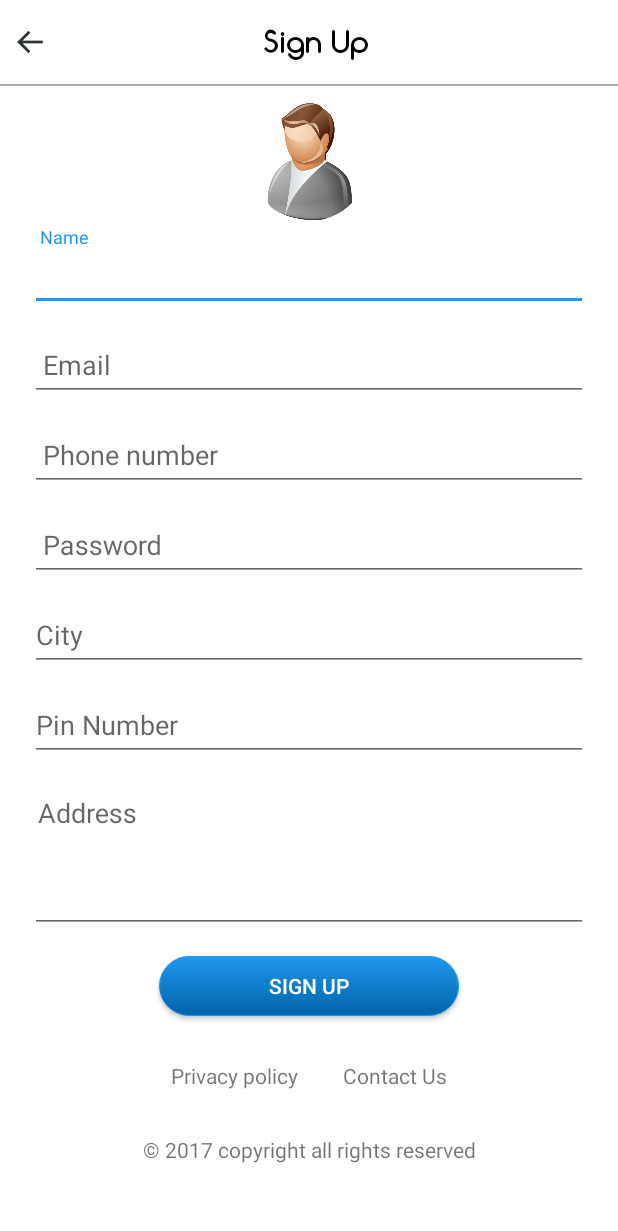
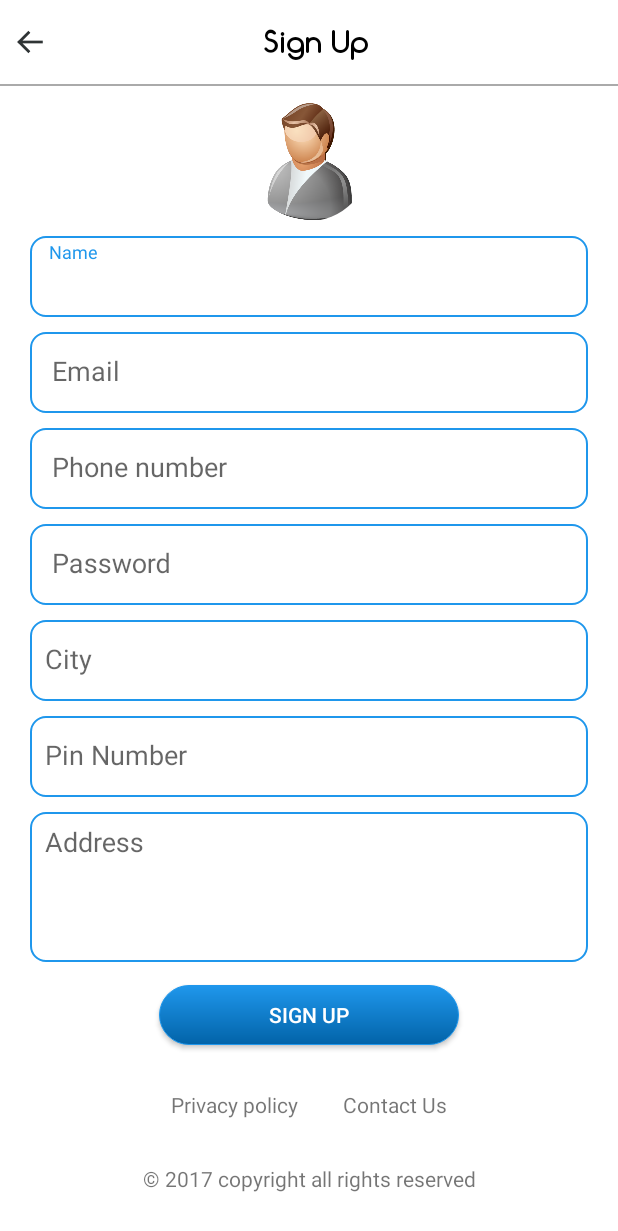
Before and after one commit to prakashkumar001/SurePure, an Android app: the Signup screen opened directly, with no data from a screen before it, on a phone screen of 412 x 824 dp. Shown: the top 1231 px of the screen. Run offline under Robolectric (Android 15) with nearby library versions, the phone set to English and light mode, and no system bars; our stand-ins replace CircleImageView, Volley; pictures from the network do not load.

Commit message:
TextLayout

```diff
--- a/app/src/main/AndroidManifest.xml
+++ b/app/src/main/AndroidManifest.xml
@@ -57,6 +57,10 @@
         <activity android:name=".CommingSoon"
             android:theme="@style/AppTheme.NoActionBar"
             />
+
+        <activity android:name=".payment.Payment"
+            android:theme="@style/AppTheme.NoActionBar"
+            />
     </application>
 
 </manifest>
--- a/app/src/main/java/com/sure/pure/CartPage.java
+++ b/app/src/main/java/com/sure/pure/CartPage.java
@@ -22,6 +22,7 @@ import android.widget.TextView;
 import com.sure.pure.adapter.CartpageAdapter;
 import com.sure.pure.common.GlobalClass;
 import com.sure.pure.db.DatabaseHelper;
+import com.sure.pure.payment.Payment;
 
 import org.json.JSONArray;
 import org.json.JSONObject;
@@ -180,7 +181,7 @@ public class CartPage extends AppCompatActivity {
                         Log.i("JJJJJJJJJJJJJJJ","JJJJJJJJJJJJJ"+arr);
                     Intent mainIntent = new Intent(
                             CartPage.this,
-                            CommingSoon.class);
+                            Payment.class);
 
                         CartPage.this.startActivity(mainIntent);
 
--- a/app/src/main/res/drawable/editext_border.xml
+++ b/app/src/main/res/drawable/editext_border.xml
@@ -1,8 +1,11 @@
 <?xml version="1.0" encoding="utf-8"?>
+
+
     <shape xmlns:android="http://schemas.android.com/apk/res/android">
         <solid android:color="#ffffff" />
         <corners
             android:radius="10dp"
             />
-    <stroke android:width="1dip" android:color="@android:color/holo_red_dark" />
+    <padding android:top="10dp"/>
+        <stroke android:width="1dip" android:color="@color/colorPrimary" />
     </shape>
--- a/app/src/main/res/layout/signup.xml
+++ b/app/src/main/res/layout/signup.xml
@@ -79,14 +79,19 @@
             </com.sure.pure.utils.CircleImage>
         <android.support.design.widget.TextInputLayout
             android:layout_width="match_parent"
-            android:layout_height="wrap_content"
-            android:layout_marginTop="4dp">
+            android:layout_height="54dp"
+            android:gravity="bottom"
+            android:layout_marginTop="10dp"
+            android:paddingTop="4dp"
+            android:clipToPadding="false">
 
             <EditText
                 android:id="@+id/name"
                 android:layout_width="match_parent"
-                android:layout_height="wrap_content"
                 android:hint=" Name"
+                android:layout_height="54dp"
+                android:padding="10dp"
+                android:background="@drawable/editext_border"
                 android:singleLine="true"
                 android:textColor="@android:color/black"
                 android:textColorHint="@android:color/darker_gray" />
@@ -96,14 +101,21 @@
 
         <android.support.design.widget.TextInputLayout
             android:layout_width="match_parent"
-            android:layout_height="wrap_content"
-            android:layout_marginTop="4dp">
+            android:layout_height="54dp"
+            android:gravity="bottom"
+            android:layout_marginTop="10dp"
+            android:paddingTop="4dp"
+            android:clipToPadding="false"
+
+            >
 
             <EditText
                 android:id="@+id/email"
                 android:layout_width="match_parent"
-                android:layout_height="wrap_content"
+                android:layout_height="54dp"
+                android:background="@drawable/editext_border"
                 android:layout_marginTop="10dp"
+                android:padding="10dp"
                 android:singleLine="true"
                 android:textColor="@android:color/black"
                 android:hint=" Email"
@@ -114,15 +126,20 @@
 
         <android.support.design.widget.TextInputLayout
             android:layout_width="match_parent"
-            android:layout_height="wrap_content"
-            android:layout_marginTop="4dp">
+            android:layout_height="54dp"
+            android:gravity="bottom"
+            android:layout_marginTop="10dp"
+            android:paddingTop="4dp"
+            android:clipToPadding="false">
 
             <EditText
                 android:id="@+id/phone"
                 android:layout_width="match_parent"
-                android:layout_height="wrap_content"
+                android:layout_height="54dp"
+                android:background="@drawable/editext_border"
                 android:layout_marginTop="10dp"
                 android:singleLine="true"
+                android:padding="10dp"
                 android:textColor="@android:color/black"
                 android:hint=" Phone number"
                 android:textColorHint="@android:color/darker_gray"
@@ -132,15 +149,20 @@
 
         <android.support.design.widget.TextInputLayout
             android:layout_width="match_parent"
-            android:layout_height="wrap_content"
-            android:layout_marginTop="4dp">
+            android:layout_height="54dp"
+            android:gravity="bottom"
+            android:layout_marginTop="10dp"
+            android:paddingTop="4dp"
+            android:clipToPadding="false">
 
             <EditText
                 android:id="@+id/password"
                 android:layout_width="match_parent"
-                android:layout_height="wrap_content"
+                android:layout_height="54dp"
+                android:background="@drawable/editext_border"
                 android:layout_marginTop="10dp"
                 android:singleLine="true"
+                android:padding="10dp"
                 android:textColor="@android:color/black"
                 android:password="true"
                 android:hint=" Password"
@@ -150,15 +172,20 @@
 
         <android.support.design.widget.TextInputLayout
             android:layout_width="match_parent"
-            android:layout_height="wrap_content"
-            android:layout_marginTop="4dp">
+            android:layout_height="54dp"
+            android:gravity="bottom"
+            android:layout_marginTop="10dp"
+            android:paddingTop="4dp"
+            android:clipToPadding="false">
 
             <EditText
                 android:id="@+id/city"
                 android:layout_width="match_parent"
-                android:layout_height="wrap_content"
+                android:layout_height="54dp"
+                android:background="@drawable/editext_border"
                 android:layout_marginTop="10dp"
                 android:singleLine="true"
+                android:padding="10dp"
                 android:textColor="@android:color/black"
                 android:hint="City"
                 android:textColorHint="@android:color/darker_gray" />
@@ -166,15 +193,20 @@
         </android.support.design.widget.TextInputLayout>
         <android.support.design.widget.TextInputLayout
             android:layout_width="match_parent"
-            android:layout_height="wrap_content"
-            android:layout_marginTop="4dp">
+            android:layout_height="54dp"
+            android:gravity="bottom"
+            android:layout_marginTop="10dp"
+            android:paddingTop="4dp"
+            android:clipToPadding="false">
 
             <EditText
                 android:id="@+id/pin"
                 android:layout_width="match_parent"
-                android:layout_height="wrap_content"
+                android:layout_height="54dp"
+                android:background="@drawable/editext_border"
                 android:layout_marginTop="10dp"
                 android:hint="Pin Number"
+                android:padding="10dp"
                 android:singleLine="true"
                 android:textColor="@android:color/black"
                 android:textColorHint="@android:color/darker_gray" />
@@ -182,16 +214,20 @@
         </android.support.design.widget.TextInputLayout>
         <android.support.design.widget.TextInputLayout
             android:layout_width="match_parent"
-            android:layout_height="wrap_content"
-            android:layout_marginTop="4dp">
+            android:layout_height="100dp"
+            android:gravity="bottom"
+            android:layout_marginTop="10dp"
+            android:paddingTop="4dp"
+            android:clipToPadding="false">
 
             <EditText
                 android:id="@+id/address"
                 android:layout_width="match_parent"
                 android:layout_height="100dp"
+                android:background="@drawable/editext_border"
                 android:hint="Address"
                 android:inputType="textMultiLine"
-                android:paddingLeft="5dp"
+                android:padding="10dp"
                 android:gravity="top"
                 android:textColor="@android:color/black"
                 android:textColorHint="@android:color/darker_gray" />
```
Also changed, not shown: app/src/main/java/com/sure/pure/payment/Payment.java (added, +28 -0 lines), app/src/main/res/layout/login.xml (+25 -15 lines), app/src/main/res/layout/payment.xml (added, +25 -0 lines). Lines whose indentation alone changed are shown as unchanged.
